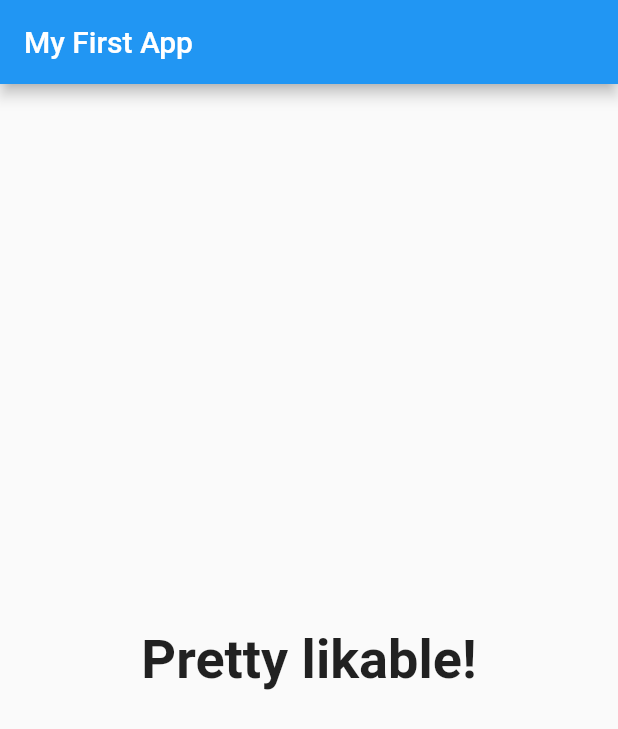
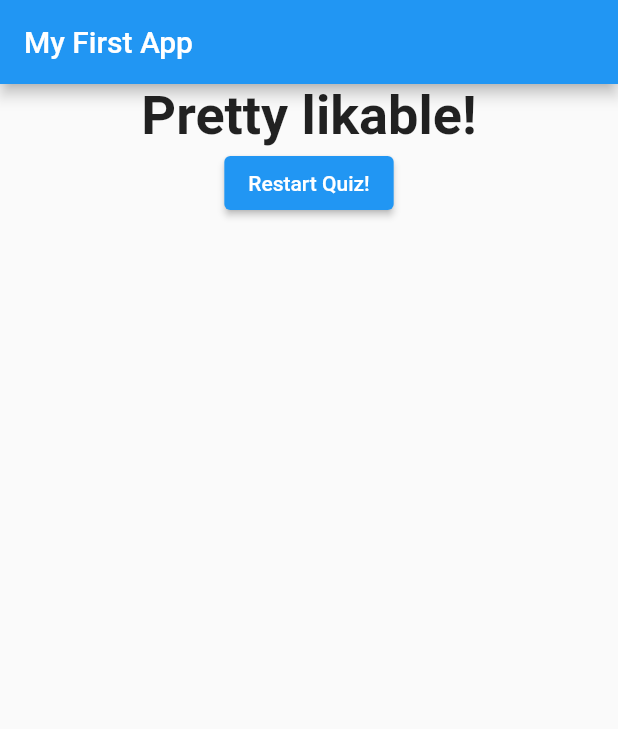
Before and after one commit to DecodingGreatness/Flutter, a Flutter app: the screen it shows after launch, after a tap on "Black", after a tap on "Snake", after a tap on "John", on a phone screen of 412 x 824 dp. Shown: the top 729 px of the screen. Run offline on Flutter 3.47's test engine with Material 2 defaults, Android fonts, the phone set to English and light mode, and no system bars.

Commit message:
added restart quiz button

```diff
--- a/lib/main.dart
+++ b/lib/main.dart
@@ -46,6 +46,13 @@ class _MyAppState extends State<MyApp> {
   var _questionIndex = 0;
   var _totalScore = 0;
 
+  void _resetQuiz() {
+    setState(() {
+      _questionIndex = 0;
+      _totalScore = 0;
+    });
+  }
+
   void _answerQuestion(int score) {
     _totalScore += score;
 
@@ -71,7 +78,7 @@ class _MyAppState extends State<MyApp> {
                 answerQuestion: _answerQuestion,
                 questionIndex: _questionIndex,
                 questions: _questions)
-            : Result(_totalScore),
+            : Result(_totalScore, _resetQuiz),
       ),
     );
   }
--- a/lib/result.dart
+++ b/lib/result.dart
@@ -1,11 +1,10 @@
-import 'package:flutter/widgets.dart';
-
 import 'package:flutter/material.dart';
 
 class Result extends StatelessWidget {
   final int resultScore;
+  final Function resetHandler;
 
-  Result(this.resultScore);
+  Result(this.resultScore, this.resetHandler);
 
   String get resultPhrase {
     var resultText = 'You did it!';
@@ -24,10 +23,18 @@ class Result extends StatelessWidget {
   @override
   Widget build(BuildContext context) {
     return Center(
-      child: Text(
-        resultPhrase,
-        style: TextStyle(fontSize: 36, fontWeight: FontWeight.bold),
-        textAlign: TextAlign.center,
+      child: Column(
+        children: <Widget>[
+          Text(
+            resultPhrase,
+            style: TextStyle(fontSize: 36, fontWeight: FontWeight.bold),
+            textAlign: TextAlign.center,
+          ),
+          ElevatedButton(
+            child: Text('Restart Quiz!'),
+            onPressed: resetHandler,
+          ),
+        ],
       ),
     );
   }
```
